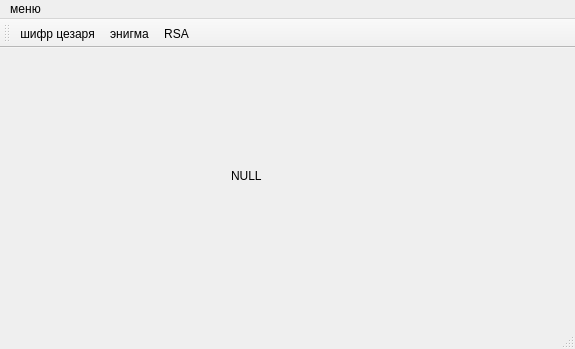
Old version of the form mainwindow.ui in the repository JavaWars/textCoding.
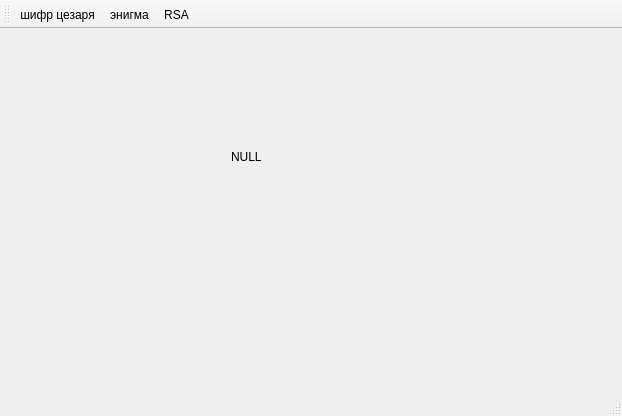
New version of the form. Icons and pictures are not drawn.

Diff of the .ui file:
```diff
--- a/mainwindow.ui
+++ b/mainwindow.ui
@@ -6,8 +6,8 @@
    <rect>
     <x>0</x>
     <y>0</y>
-    <width>575</width>
-    <height>349</height>
+    <width>622</width>
+    <height>416</height>
    </rect>
   </property>
   <property name="windowTitle">
@@ -41,22 +41,16 @@
     <rect>
      <x>0</x>
      <y>0</y>
-     <width>575</width>
+     <width>622</width>
      <height>21</height>
     </rect>
    </property>
-   <widget class="QMenu" name="menu">
-    <property name="title">
-     <string>меню</string>
-    </property>
-   </widget>
-   <addaction name="menu"/>
   </widget>
   <widget class="QToolBar" name="mainToolBar">
    <property name="iconSize">
     <size>
-     <width>50</width>
-     <height>50</height>
+     <width>100</width>
+     <height>75</height>
     </size>
    </property>
    <attribute name="toolBarArea">
```
Left out of the diff: 2 changed lines with no effect on the pictures.
